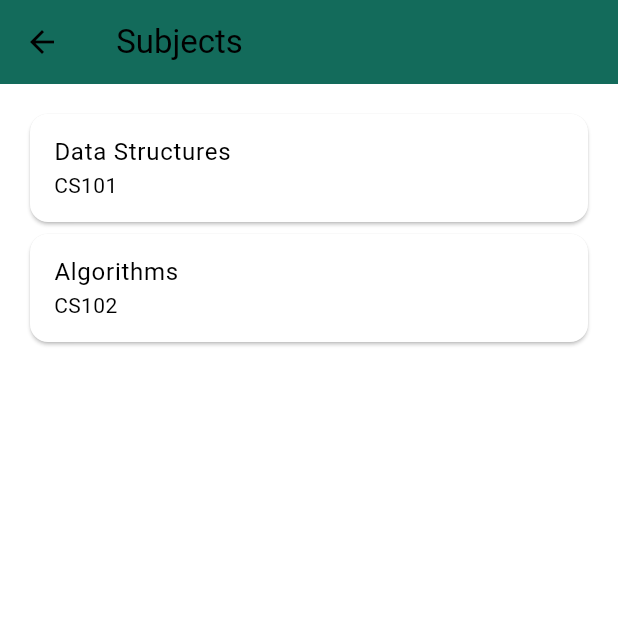
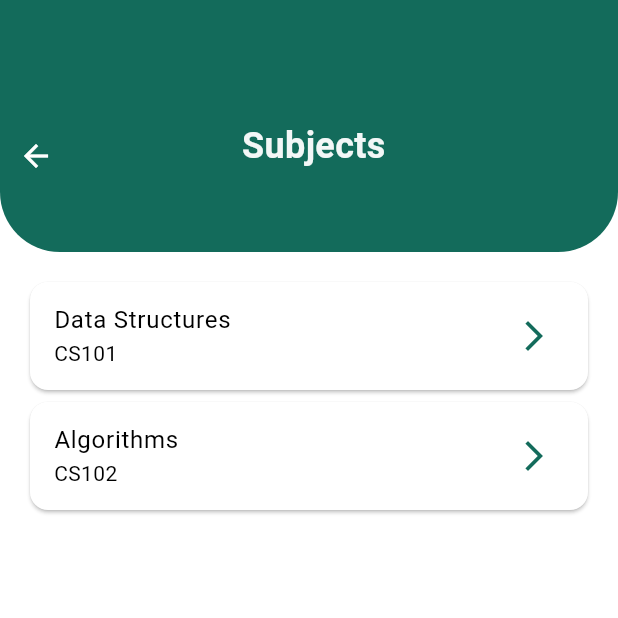
Before and after one commit to FantomAtom/Syllabuddy, a Flutter app: the SubjectScreen screen opened directly with empty values, on a phone screen of 412 x 824 dp, the top half of it. Run offline on Flutter 3.47's test engine with Material 3 defaults, Android fonts, the light colour scheme and no system bars.

Commit message:
subjects & Syllabus Screen implemented and linked

```diff
--- a/lib/screens/subject_screen.dart
+++ b/lib/screens/subject_screen.dart
@@ -1,5 +1,5 @@
-// lib/screens/subject_screen.dart
 import 'package:flutter/material.dart';
+import 'subject_syllabus_screen.dart';
 
 class SubjectScreen extends StatelessWidget {
   final String department;
@@ -16,11 +16,45 @@ class SubjectScreen extends StatelessWidget {
     ];
 
     return Scaffold(
-      appBar: AppBar(
-        title: Text('$semester Subjects'),
-        backgroundColor: primary,
+      body: Column(
+        children: [
+          // Header with back button
+          ClipRRect(
+            borderRadius: const BorderRadius.only(
+              bottomLeft: Radius.circular(40),
+              bottomRight: Radius.circular(40),
             ),
-      body: ListView.builder(
+            child: Container(
+              width: double.infinity,
+              color: primary,
+              padding: const EdgeInsets.only(top: 80, bottom: 40),
+              child: Stack(
+                children: [
+                  Align(
+                    alignment: Alignment.centerLeft,
+                    child: IconButton(
+                      icon: const Icon(Icons.arrow_back, color: Colors.white),
+                      onPressed: () => Navigator.pop(context),
+                    ),
+                  ),
+                  Center(
+                    child: Text(
+                      '$semester Subjects',
+                      style: TextStyle(
+                        fontSize: 24,
+                        fontWeight: FontWeight.bold,
+                        color: Colors.white.withOpacity(0.95),
+                      ),
+                    ),
+                  ),
+                ],
+              ),
+            ),
+          ),
+
+          // Subject list
+          Expanded(
+            child: ListView.builder(
               padding: const EdgeInsets.all(16),
               itemCount: subjects.length,
               itemBuilder: (_, i) {
@@ -29,10 +63,24 @@ class SubjectScreen extends StatelessWidget {
                   child: ListTile(
                     title: Text(sub['name']!),
                     subtitle: Text(sub['code']!),
+                    trailing: Icon(Icons.arrow_forward_ios, color: primary),
+                    onTap: () {
+                      Navigator.push(
+                        context,
+                        MaterialPageRoute(
+                          builder: (_) => SubjectSyllabusScreen(
+                            subjectName: sub['name']!,
+                          ),
                         ),
                       );
                     },
                   ),
                 );
+              },
+            ),
+          ),
+        ],
+      ),
+    );
   }
 }
```
Also changed, not shown: lib/screens/subject_syllabus_screen.dart (added, +146 -0 lines). Lines whose indentation alone changed are shown as unchanged.
